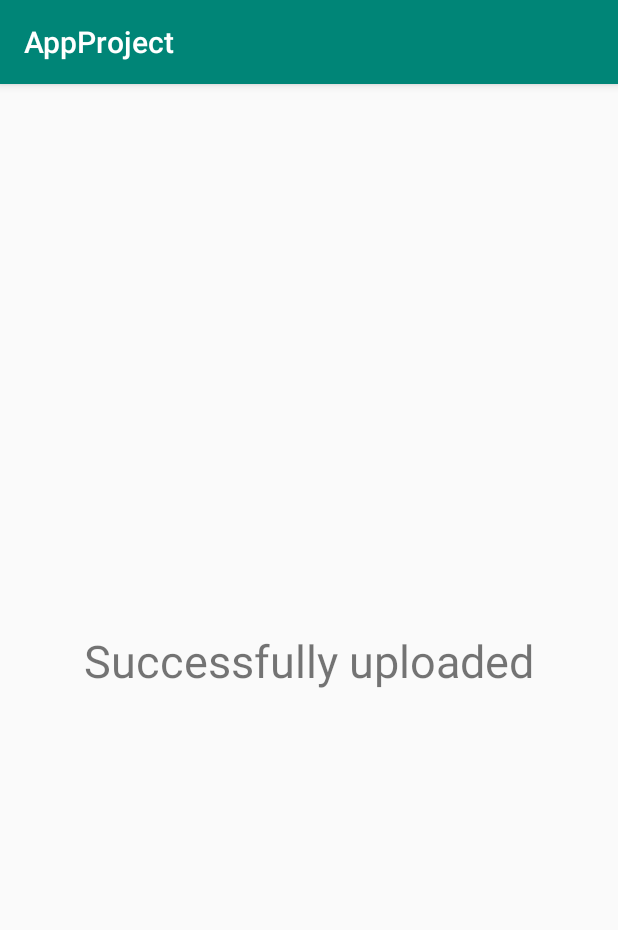
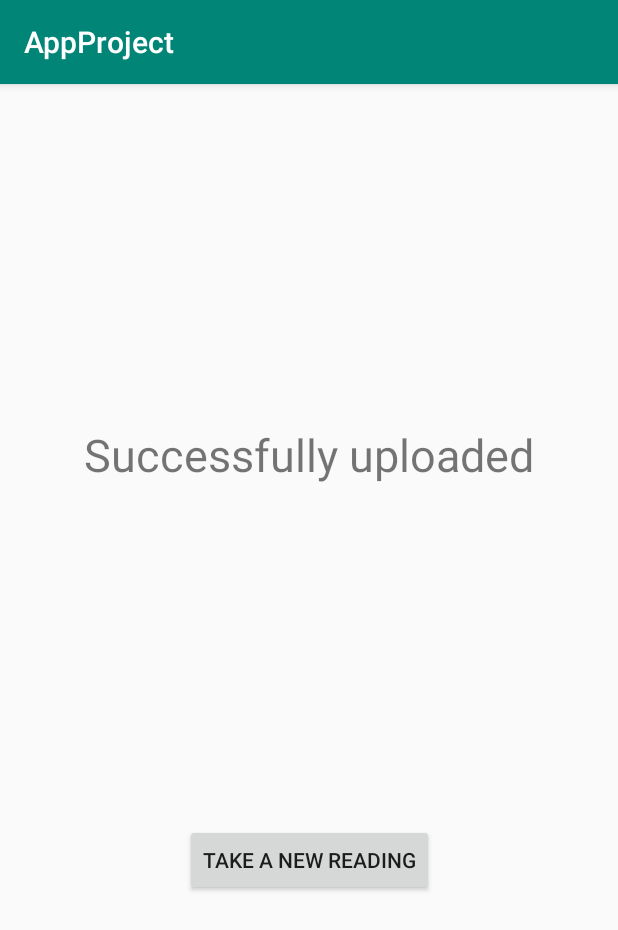
Before and after one commit to tlvme/AppProject, an Android app: the SuccessScreen screen opened directly, with no data from a screen before it, on a phone screen of 412 x 824 dp. Shown: the top 930 px of the screen. Run offline under Robolectric (Android 15) with nearby library versions, the phone set to English and light mode, and no system bars.

Commit message:
added navigation

```diff
--- a/app/src/main/AndroidManifest.xml
+++ b/app/src/main/AndroidManifest.xml
@@ -19,7 +19,7 @@
         android:theme="@style/AppTheme">
         <activity android:name=".SuccessScreen"></activity>
         <activity android:name=".WaterSampleActivity" />
-        <activity android:name=".PersonalInformationActivity" />
+        <activity android:name=".PersonalInformationActivity"/>
         <activity android:name=".MainActivity">
             <intent-filter>
                 <action android:name="android.intent.action.MAIN" />
--- a/app/src/main/java/com/example/appproject/SuccessScreen.kt
+++ b/app/src/main/java/com/example/appproject/SuccessScreen.kt
@@ -1,7 +1,9 @@
 package com.example.appproject
 
+import android.content.Intent
 import androidx.appcompat.app.AppCompatActivity
 import android.os.Bundle
+import android.view.View
 
 class SuccessScreen : AppCompatActivity() {
 
@@ -9,4 +11,11 @@ class SuccessScreen : AppCompatActivity() {
         super.onCreate(savedInstanceState)
         setContentView(R.layout.activity_success_screen)
     }
+
+    fun ButtonClickSuccess(view: View) {
+
+        val myIntent = Intent(this, MainActivity::class.java)
+        myIntent.addFlags(Intent.FLAG_ACTIVITY_CLEAR_TASK or Intent.FLAG_ACTIVITY_NEW_TASK)
+        startActivity(myIntent)
+    }
 }
--- a/app/src/main/res/layout/activity_success_screen.xml
+++ b/app/src/main/res/layout/activity_success_screen.xml
@@ -12,8 +12,20 @@
         android:layout_height="wrap_content"
         android:text="Successfully uploaded"
         android:textSize="30sp"
+        app:layout_constraintBottom_toTopOf="@id/final_button"
+        app:layout_constraintEnd_toEndOf="parent"
+        app:layout_constraintStart_toStartOf="parent"
+        app:layout_constraintTop_toTopOf="parent" />
+
+    <Button
+        android:id="@+id/final_button"
+        android:layout_width="wrap_content"
+        android:layout_height="wrap_content"
+        android:text="Take a new reading"
+        android:onClick="ButtonClickSuccess"
         app:layout_constraintBottom_toBottomOf="parent"
         app:layout_constraintEnd_toEndOf="parent"
         app:layout_constraintStart_toStartOf="parent"
-        app:layout_constraintTop_toTopOf="parent" />
+        app:layout_constraintTop_toBottomOf="@+id/textView" />
+
 </androidx.constraintlayout.widget.ConstraintLayout>
```
Also changed, not shown: 2 other files.
